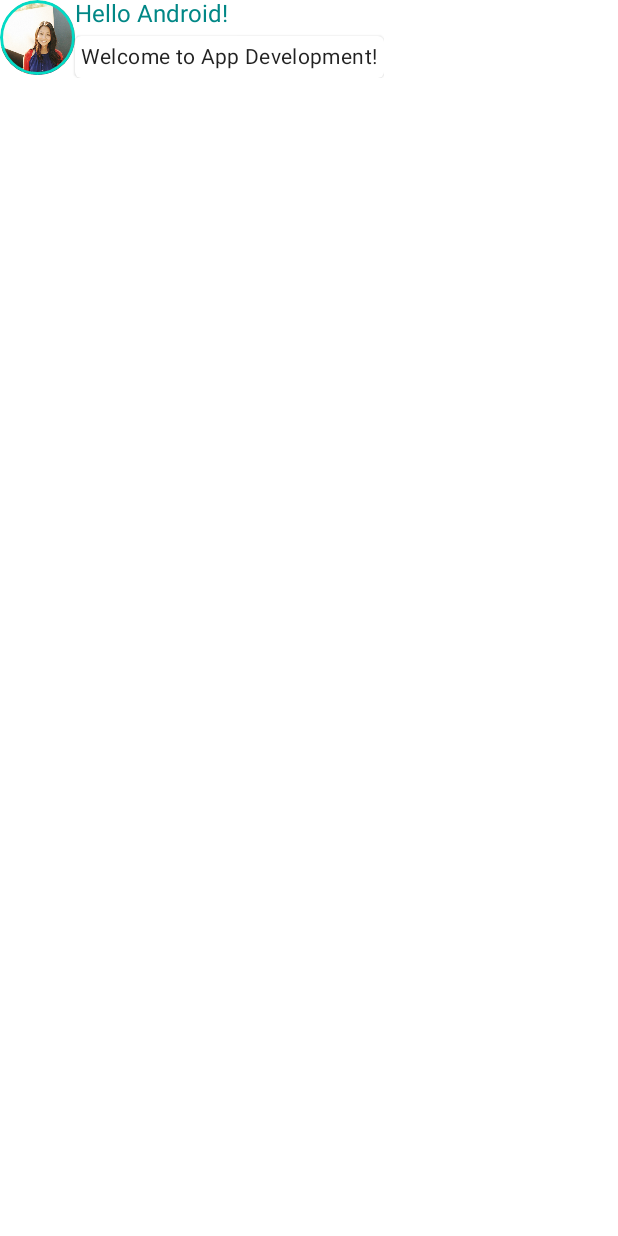
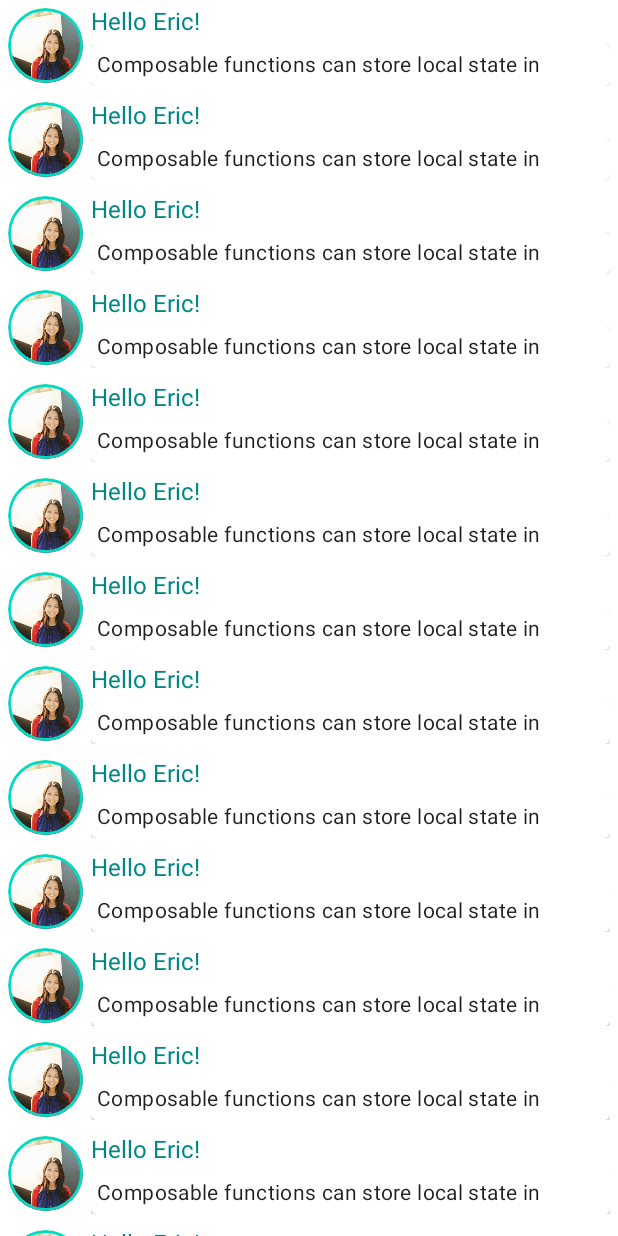
Before and after one commit to Ericliu001/my-compose, an Android app built with Jetpack Compose: the @Preview function DefaultPreview, on a phone screen of 412 x 824 dp. Run offline under Robolectric (Android 15) with nearby library versions, the phone set to English and light mode, and no system bars.

Commit message:
list works

```diff
--- a/app/src/main/java/com/example/mycompose/MainActivity.kt
+++ b/app/src/main/java/com/example/mycompose/MainActivity.kt
@@ -1,11 +1,16 @@
 package com.example.mycompose
 
+import android.content.res.Configuration
 import android.os.Bundle
 import androidx.activity.ComponentActivity
 import androidx.activity.compose.setContent
+import androidx.compose.animation.animateColorAsState
+import androidx.compose.animation.animateContentSize
 import androidx.compose.foundation.Image
 import androidx.compose.foundation.border
+import androidx.compose.foundation.clickable
 import androidx.compose.foundation.layout.*
+import androidx.compose.foundation.lazy.LazyColumn
 import androidx.compose.foundation.shape.CircleShape
 import androidx.compose.material.MaterialTheme
 import androidx.compose.material.MaterialTheme.colors
@@ -13,7 +18,7 @@ import androidx.compose.material.MaterialTheme.shapes
 import androidx.compose.material.MaterialTheme.typography
 import androidx.compose.material.Surface
 import androidx.compose.material.Text
-import androidx.compose.runtime.Composable
+import androidx.compose.runtime.*
 import androidx.compose.ui.Modifier
 import androidx.compose.ui.draw.clip
 import androidx.compose.ui.res.painterResource
@@ -28,7 +33,7 @@ class MainActivity : ComponentActivity() {
             MyComposeTheme {
                 // A surface container using the 'background' color from the theme
                 Surface(color = MaterialTheme.colors.background) {
-                    Greeting("Android")
+                    Conversation()
                 }
             }
         }
@@ -36,35 +41,85 @@ class MainActivity : ComponentActivity() {
 }
 
 @Composable
+fun Conversation() {
+    LazyColumn {
+        for (i in 0..30) {
+            item {
+                Greeting(name = "Eric")
+            }
+        }
+    }
+}
+
+@Composable
 fun Greeting(name: String) {
-    Row {
-        Image(painter = painterResource(id = R.drawable.profile_picture),
+    Row(modifier = Modifier.padding(5.dp)) {
+        Image(
+            painter = painterResource(id = R.drawable.profile_picture),
             contentDescription = "Profile Picture",
             modifier = Modifier
                 .size(50.dp)
                 .clip(CircleShape)
                 .border(1.5.dp, color = colors.secondary, CircleShape)
         )
-        Column {
-            Text(text = "Hello $name!", color = colors.secondaryVariant, style = typography.body1)
+
+        Spacer(modifier = Modifier.size(5.dp))
+
+        var isExpanded by remember {
+            mutableStateOf(false)
+        }
+
+        val surfaceColor by animateColorAsState(
+            targetValue = if (isExpanded) colors.primary else
+                colors.surface
+        )
+
+        Column(modifier = Modifier.clickable { isExpanded = !isExpanded }) {
+            Text(
+                text = "Hello $name!",
+                color = colors.secondaryVariant,
+                style = typography.body1
+            )
 
             Spacer(modifier = Modifier.size(5.dp))
 
-            Surface(shape = shapes.medium, elevation = 1.dp) {
 
-                Text(text = "Welcome to App Development!",
+            Surface(
+                color = surfaceColor,
+                shape = shapes.medium,
+                elevation = 1.dp,
+                modifier = Modifier.animateContentSize()
+            ) {
+                Text(
                     style = typography.body2,
-                    modifier = Modifier.padding(4.dp)
+                    modifier = Modifier.padding(4.dp),
+                    maxLines = if (isExpanded) Int.MAX_VALUE else 1,
+                    text = "Composable functions can store local state in memory by using remember, and track changes to the value passed to mutableStateOf. Composables (and its children) using this state will get redrawn automatically when the value is updated. We call this recomposition.",
                 )
             }
         }
     }
 }
 
-@Preview(showBackground = true)
+@Preview(
+    "Light Theme",
+    showBackground = true,
+)
 @Composable
 fun DefaultPreview() {
     MyComposeTheme {
-        Greeting("Android")
+        Conversation()
     }
 }
+
+@Preview(
+    "Dark Theme",
+    showBackground = true,
+    uiMode = Configuration.UI_MODE_NIGHT_YES,
+)
+@Composable
+fun DarkModePreview() {
+    MyComposeTheme {
+        Conversation()
+    }
+}
```
